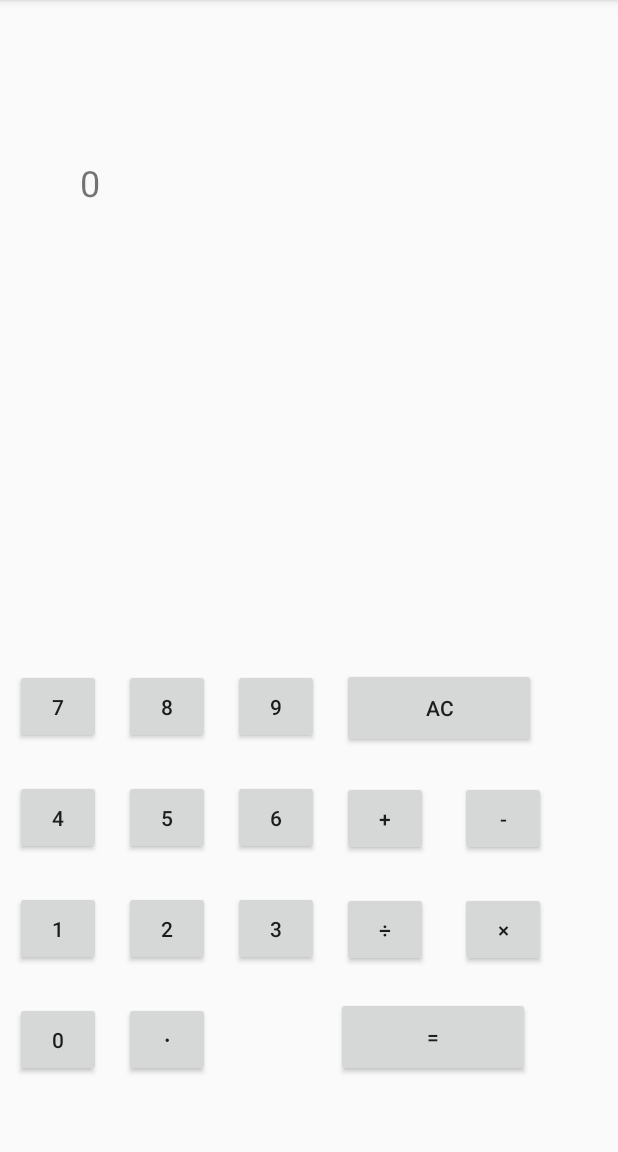
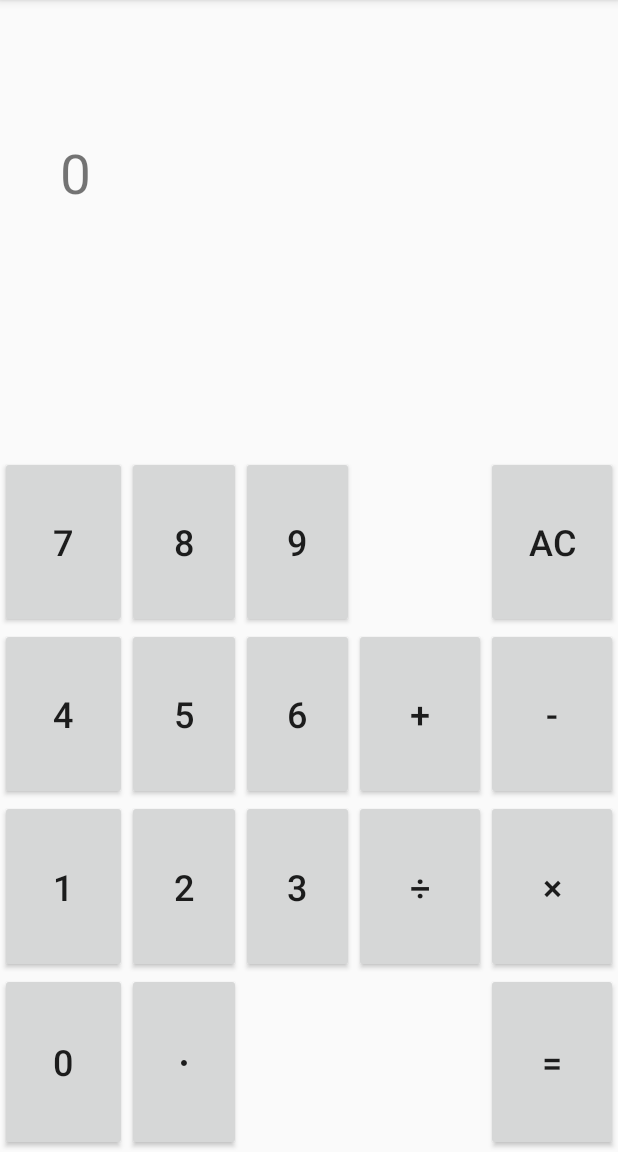
Before and after one commit to Yaona807/CalcApp, an Android app: the screen it shows after launch (MainActivity), on a phone screen of 412 x 824 dp, the part 84-1236 px from its top. Run offline under Robolectric (Android 15) with nearby library versions, the phone set to English and light mode, and no system bars.

Commit message:
レイアウトの変更及び小さな修正

```diff
--- a/app/build.gradle
+++ b/app/build.gradle
@@ -30,6 +30,7 @@ dependencies {
     implementation 'androidx.core:core-ktx:1.1.0'
     implementation 'androidx.appcompat:appcompat:1.1.0'
     implementation 'androidx.constraintlayout:constraintlayout:1.1.3'
+    implementation 'androidx.gridlayout:gridlayout:1.0.0'
     testImplementation 'junit:junit:4.12'
     androidTestImplementation 'androidx.test.ext:junit:1.1.1'
     androidTestImplementation 'androidx.test.espresso:espresso-core:3.2.0'
--- a/app/src/main/java/com/example/calcapp/MainActivity.kt
+++ b/app/src/main/java/com/example/calcapp/MainActivity.kt
@@ -79,7 +79,7 @@ class MainActivity : AppCompatActivity(), View.OnClickListener{
                         return numArray
                     }
                     else {
-                        copyArray.add(num1.divide(num2, 15, RoundingMode.HALF_UP).toString())
+                        copyArray.add(num1.divide(num2, 7, RoundingMode.HALF_UP).toString())
                     }
                 }
                 "×" -> copyArray.add(num1.multiply(num2).toString() )
@@ -141,7 +141,7 @@ class MainActivity : AppCompatActivity(), View.OnClickListener{
 
     /* ボタンクリック時の処理を行う関数 */
     override fun onClick(view: View){
-        if((zeroFlag||answerText.length() == 20) && R.id.ac_button != view.id){ //エラー時の処理
+        if((zeroFlag||answerText.length() == 20) && (R.id.ac_button != view.id&&R.id.equal_button != view.id)){ //エラー時の処理
             return
         }
         if(numArray[0] == answerText.text.toString()){ //計算結果出力後の処理
--- a/app/src/main/res/layout/activity_main.xml
+++ b/app/src/main/res/layout/activity_main.xml
@@ -6,212 +6,200 @@
     android:layout_height="match_parent"
     tools:context=".MainActivity">
 
+    <TableLayout
+        android:layout_width="0dp"
+        android:layout_height="0dp"
+        app:layout_constraintBottom_toBottomOf="parent"
+        app:layout_constraintEnd_toEndOf="parent"
+        app:layout_constraintStart_toStartOf="parent"
+        app:layout_constraintTop_toTopOf="parent">
+
+        <TableRow
+            android:layout_width="match_parent"
+            android:layout_height="match_parent"
+            android:layout_weight="0.2">
+
+            <TextView
+                android:id="@+id/answerText"
+                android:layout_width="29dp"
+                android:layout_height="99dp"
+                android:layout_margin="40dp"
+                android:layout_weight="1"
+                android:maxLength="20"
+                android:paddingTop="50dp"
+                android:textSize="70sp"
+                app:autoSizeTextType="uniform" />
+        </TableRow>
+
+        <TableRow
+            android:layout_width="wrap_content"
+            android:layout_height="34dp"
+            android:layout_weight="0.1">
+
+            <Button
+                android:id="@+id/button7"
+                android:layout_width="match_parent"
+                android:layout_height="match_parent"
+                android:layout_weight="0.4"
+                android:text="7"
+                android:textSize="24sp" />
+
+            <Button
+                android:id="@+id/button8"
+                android:layout_width="match_parent"
+                android:layout_height="match_parent"
+                android:layout_weight="0.2"
+                android:text="8"
+                android:textSize="24sp" />
+
+            <Button
+                android:id="@+id/button9"
+                android:layout_width="match_parent"
+                android:layout_height="match_parent"
+                android:layout_weight="0.2"
+                android:text="9"
+                android:textSize="24sp" />
+
+            <Space
+                android:layout_width="match_parent"
+                android:layout_height="match_parent" />
+
+            <Button
+                android:id="@+id/ac_button"
+                android:layout_width="match_parent"
+                android:layout_height="match_parent"
+                android:text="AC"
+                android:textSize="24sp" />
+
+        </TableRow>
+
+        <TableRow
+            android:layout_width="wrap_content"
+            android:layout_height="match_parent"
+            android:layout_weight="0.1">
+
+            <Button
+                android:id="@+id/button4"
+                android:layout_width="match_parent"
+                android:layout_height="match_parent"
+                android:layout_weight="0.4"
+                android:text="4"
+                android:textSize="24sp" />
+
+            <Button
+                android:id="@+id/button5"
+                android:layout_width="match_parent"
+                android:layout_height="match_parent"
+                android:layout_weight="0.2"
+                android:text="5"
+                android:textSize="24sp" />
+
+            <Button
+                android:id="@+id/button6"
+                android:layout_width="match_parent"
+                android:layout_height="match_parent"
+                android:layout_weight="0.2"
+                android:text="6"
+                android:textSize="24sp" />
+
             <Button
                 android:id="@+id/plus_button"
-        android:layout_width="57dp"
-        android:layout_height="50dp"
-        android:layout_marginStart="15dp"
-        android:layout_marginLeft="15dp"
-        android:layout_marginBottom="24dp"
+                android:layout_width="match_parent"
+                android:layout_height="match_parent"
                 android:text="+"
-        app:layout_constraintBottom_toTopOf="@+id/division_button"
-        app:layout_constraintStart_toEndOf="@+id/button6" />
+                android:textSize="24sp" />
 
             <Button
                 android:id="@+id/minus_button"
-        android:layout_width="57dp"
-        android:layout_height="50dp"
-        android:layout_marginBottom="24dp"
+                android:layout_width="match_parent"
+                android:layout_height="match_parent"
                 android:text="-"
-        app:layout_constraintBottom_toTopOf="@+id/multi_button"
-        app:layout_constraintEnd_toEndOf="parent"
-        app:layout_constraintHorizontal_bias="0.312"
-        app:layout_constraintStart_toEndOf="@+id/plus_button" />
+                android:textSize="24sp" />
+        </TableRow>
+
+        <TableRow
+            android:layout_width="wrap_content"
+            android:layout_height="match_parent"
+            android:layout_weight="0.1">
+
+            <Button
+                android:id="@+id/button1"
+                android:layout_width="wrap_content"
+                android:layout_height="match_parent"
+                android:layout_weight="0.4"
+                android:text="1"
+                android:textSize="24sp" />
+
+            <Button
+                android:id="@+id/button2"
+                android:layout_width="match_parent"
+                android:layout_height="match_parent"
+                android:layout_weight="0.2"
+                android:text="2"
+                android:textSize="24sp" />
+
+            <Button
+                android:id="@+id/button3"
+                android:layout_width="match_parent"
+                android:layout_height="match_parent"
+                android:layout_weight="0.2"
+                android:text="3"
+                android:textSize="24sp" />
+
+            <Button
+                android:id="@+id/division_button"
+                android:layout_width="match_parent"
+                android:layout_height="match_parent"
+                android:text="÷"
+                android:textSize="24sp" />
 
             <Button
                 android:id="@+id/multi_button"
-        android:layout_width="57dp"
-        android:layout_height="50dp"
-        android:layout_marginBottom="20dp"
+                android:layout_width="match_parent"
+                android:layout_height="match_parent"
                 android:text="×"
-        app:layout_constraintBottom_toTopOf="@+id/equal_button"
-        app:layout_constraintEnd_toEndOf="parent"
-        app:layout_constraintHorizontal_bias="0.312"
-        app:layout_constraintStart_toEndOf="@+id/division_button" />
+                android:textSize="24sp" />
+        </TableRow>
+
+        <TableRow
+            android:layout_width="wrap_content"
+            android:layout_height="match_parent"
+            android:layout_weight="0.1">
 
             <Button
-        android:id="@+id/division_button"
-        android:layout_width="57dp"
-        android:layout_height="50dp"
-        android:layout_marginStart="15dp"
-        android:layout_marginLeft="15dp"
-        android:layout_marginBottom="20dp"
-        android:text="÷"
-        app:layout_constraintBottom_toTopOf="@+id/equal_button"
-        app:layout_constraintStart_toEndOf="@+id/button3" />
+                android:id="@+id/button0"
+                android:layout_width="match_parent"
+                android:layout_height="match_parent"
+                android:layout_weight="0.4"
+                android:text="0"
+                android:textSize="24sp" />
+
+            <Button
+                android:id="@+id/dot_button"
+                android:layout_width="match_parent"
+                android:layout_height="match_parent"
+                android:layout_weight="0.2"
+                android:text="･"
+                android:textSize="24sp" />
+
+            <Space
+                android:layout_width="match_parent"
+                android:layout_height="match_parent"
+                android:layout_weight="0.2" />
+
+            <Space
+                android:layout_width="match_parent"
+                android:layout_height="match_parent" />
 
             <Button
                 android:id="@+id/equal_button"
-        android:layout_width="129dp"
-        android:layout_height="53dp"
-        android:layout_marginStart="84dp"
-        android:layout_marginLeft="84dp"
-        android:layout_marginBottom="50dp"
+                android:layout_width="match_parent"
+                android:layout_height="match_parent"
                 android:text="="
-        app:layout_constraintBottom_toBottomOf="parent"
-        app:layout_constraintStart_toEndOf="@+id/dot_button" />
+                android:textSize="24sp" />
 
-    <Button
-        android:id="@+id/ac_button"
-        android:layout_width="129dp"
-        android:layout_height="53dp"
-        android:layout_marginStart="15dp"
-        android:layout_marginLeft="15dp"
-        android:layout_marginBottom="20dp"
-        android:text="AC"
-        app:layout_constraintBottom_toTopOf="@+id/plus_button"
-        app:layout_constraintStart_toEndOf="@+id/button9"
-        app:layout_constraintTop_toBottomOf="@+id/answerText"
-        app:layout_constraintVertical_bias="0.993" />
+        </TableRow>
 
-    <Button
-        android:id="@+id/button1"
-        android:layout_width="57dp"
-        android:layout_height="50dp"
-        android:layout_marginStart="10dp"
-        android:layout_marginLeft="10dp"
-        android:layout_marginBottom="24dp"
-        android:text="1"
-        app:layout_constraintBottom_toTopOf="@+id/button0"
-        app:layout_constraintStart_toStartOf="parent" />
-
-    <Button
-        android:id="@+id/button2"
-        android:layout_width="57dp"
-        android:layout_height="50dp"
-        android:layout_marginStart="15dp"
-        android:layout_marginLeft="15dp"
-        android:layout_marginBottom="24dp"
-        android:text="2"
-        app:layout_constraintBottom_toTopOf="@+id/dot_button"
-        app:layout_constraintStart_toEndOf="@+id/button1" />
-
-    <Button
-        android:id="@+id/button4"
-        android:layout_width="57dp"
-        android:layout_height="50dp"
-        android:layout_marginStart="10dp"
-        android:layout_marginLeft="10dp"
-        android:layout_marginBottom="24dp"
-        android:text="4"
-        app:layout_constraintBottom_toTopOf="@+id/button1"
-        app:layout_constraintStart_toStartOf="parent" />
-
-    <Button
-        android:id="@+id/button5"
-        android:layout_width="57dp"
-        android:layout_height="50dp"
-        android:layout_marginStart="15dp"
-        android:layout_marginLeft="15dp"
-        android:layout_marginBottom="24dp"
-        android:text="5"
-        app:layout_constraintBottom_toTopOf="@+id/button2"
-        app:layout_constraintStart_toEndOf="@+id/button4" />
-
-    <Button
-        android:id="@+id/button6"
-        android:layout_width="57dp"
-        android:layout_height="50dp"
-        android:layout_marginStart="15dp"
-        android:layout_marginLeft="15dp"
-        android:layout_marginBottom="24dp"
-        android:text="6"
-        app:layout_constraintBottom_toTopOf="@+id/button3"
-        app:layout_constraintStart_toEndOf="@+id/button5" />
-
-    <Button
-        android:id="@+id/button7"
-        android:layout_width="57dp"
-        android:layout_height="50dp"
-        android:layout_marginStart="10dp"
-        android:layout_marginLeft="10dp"
-        android:layout_marginBottom="24dp"
-        android:text="7"
-        app:layout_constraintBottom_toTopOf="@+id/button4"
-        app:layout_constraintStart_toStartOf="parent"
-        app:layout_constraintTop_toBottomOf="@+id/answerText"
-        app:layout_constraintVertical_bias="1.0" />
-
-    <Button
-        android:id="@+id/button8"
-        android:layout_width="57dp"
-        android:layout_height="50dp"
-        android:layout_marginStart="15dp"
-        android:layout_marginLeft="15dp"
-        android:layout_marginBottom="24dp"
-        android:text="8"
-        app:layout_constraintBottom_toTopOf="@+id/button5"
-        app:layout_constraintStart_toEndOf="@+id/button7"
-        app:layout_constraintTop_toBottomOf="@+id/answerText"
-        app:layout_constraintVertical_bias="1.0" />
-
-    <Button
-        android:id="@+id/button9"
-        android:layout_width="57dp"
-        android:layout_height="50dp"
-        android:layout_marginStart="15dp"
-        android:layout_marginLeft="15dp"
-        android:layout_marginBottom="24dp"
-        android:text="9"
-        app:layout_constraintBottom_toTopOf="@+id/button6"
-        app:layout_constraintStart_toEndOf="@+id/button8"
-        app:layout_constraintTop_toBottomOf="@+id/answerText"
-        app:layout_constraintVertical_bias="1.0" />
-
-    <Button
-        android:id="@+id/button3"
-        android:layout_width="57dp"
-        android:layout_height="50dp"
-        android:layout_marginStart="15dp"
-        android:layout_marginLeft="15dp"
-        android:layout_marginBottom="124dp"
-        android:text="3"
-        app:layout_constraintBottom_toBottomOf="parent"
-        app:layout_constraintStart_toEndOf="@+id/button2" />
-
-    <Button
-        android:id="@+id/button0"
-        android:layout_width="57dp"
-        android:layout_height="50dp"
-        android:layout_marginStart="10dp"
-        android:layout_marginLeft="10dp"
-        android:layout_marginBottom="50dp"
-        android:text="0"
-        app:layout_constraintBottom_toBottomOf="parent"
-        app:layout_constraintStart_toStartOf="parent" />
-
-    <Button
-        android:id="@+id/dot_button"
-        android:layout_width="57dp"
-        android:layout_height="50dp"
-        android:layout_marginStart="15dp"
-        android:layout_marginLeft="15dp"
-        android:layout_marginBottom="50dp"
-        android:text="･"
-        app:layout_constraintBottom_toBottomOf="parent"
-        app:layout_constraintStart_toEndOf="@+id/button0" />
-
-    <TextView
-        android:id="@+id/answerText"
-        android:layout_width="304dp"
-        android:layout_height="70dp"
-        android:maxLength="20"
-        android:textSize="24sp"
-        app:layout_constraintBottom_toBottomOf="parent"
-        app:layout_constraintEnd_toEndOf="parent"
-        app:layout_constraintHorizontal_bias="0.494"
-        app:layout_constraintStart_toStartOf="parent"
-        app:layout_constraintTop_toTopOf="parent"
-        app:layout_constraintVertical_bias="0.151" />
+    </TableLayout>
 
 </androidx.constraintlayout.widget.ConstraintLayout>
```
Lines whose indentation alone changed are shown as unchanged.
